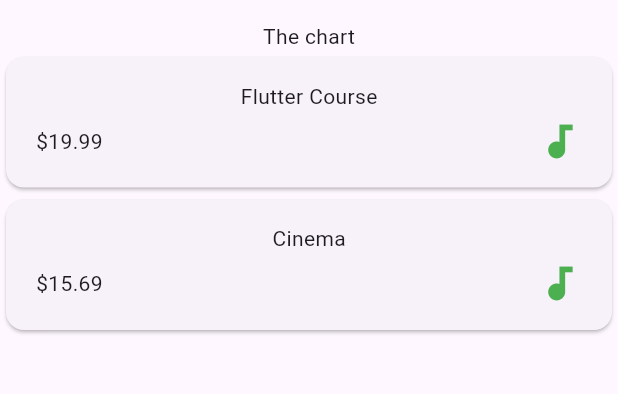
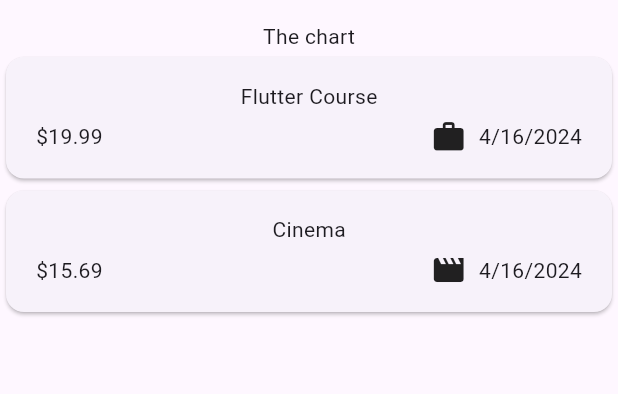
Before and after one commit to BorokiniofDevs/expense_tracker, a Flutter app: the screen it shows after launch, on a phone screen of 412 x 824 dp, the part 63-457 px from its top. Run offline on Flutter 3.47's test engine with Material 3 defaults, Android fonts, the phone set to English and light mode, and no system bars.

Commit message:
format date and enum category

```diff
--- a/lib/models/expense.dart
+++ b/lib/models/expense.dart
@@ -1,8 +1,19 @@
+import 'package:flutter/material.dart';
+import 'package:intl/intl.dart';
 import 'package:uuid/uuid.dart';
 
+final formatter = DateFormat.yMd();
 const uuid = Uuid();
 
 enum Category { food, travel, leisure, work }
+
+// value and element
+const categoryIcons = {
+  Category.food: Icons.lunch_dining,
+  Category.travel: Icons.flight_takeoff,
+  Category.leisure: Icons.movie,
+  Category.work: Icons.work,
+};
 
 class Expense {
   Expense(
@@ -17,4 +28,8 @@ class Expense {
   final double amount;
   final DateTime date;
   final Category category;
+
+  String get formattedDate {
+    return formatter.format(date);
+  }
 }
--- a/lib/widgets/expense_item.dart
+++ b/lib/widgets/expense_item.dart
@@ -21,13 +21,13 @@ class ExpenseItem extends StatelessWidget {
               children: [
                 Text('\$${expense.amount.toStringAsFixed(2)}'),
                 const Spacer(),
-                const Row(
+                Row(
                   children: [
-                    Icon(
-                      Icons.audiotrack,
-                      color: Colors.green,
-                      size: 30.0,
-                    )
+                    Icon(categoryIcons[expense.category]),
+                    const SizedBox(
+                      width: 8,
+                    ),
+                    Text(expense.formattedDate)
                   ],
                 )
               ],
--- a/pubspec.yaml
+++ b/pubspec.yaml
@@ -36,6 +36,7 @@ dependencies:
   # Use with the CupertinoIcons class for iOS style icons.
   cupertino_icons: ^1.0.6
   uuid: ^4.4.0
+  intl: ^0.19.0
 
 dev_dependencies:
   flutter_test:
```
Also changed, not shown: pubspec.lock.
